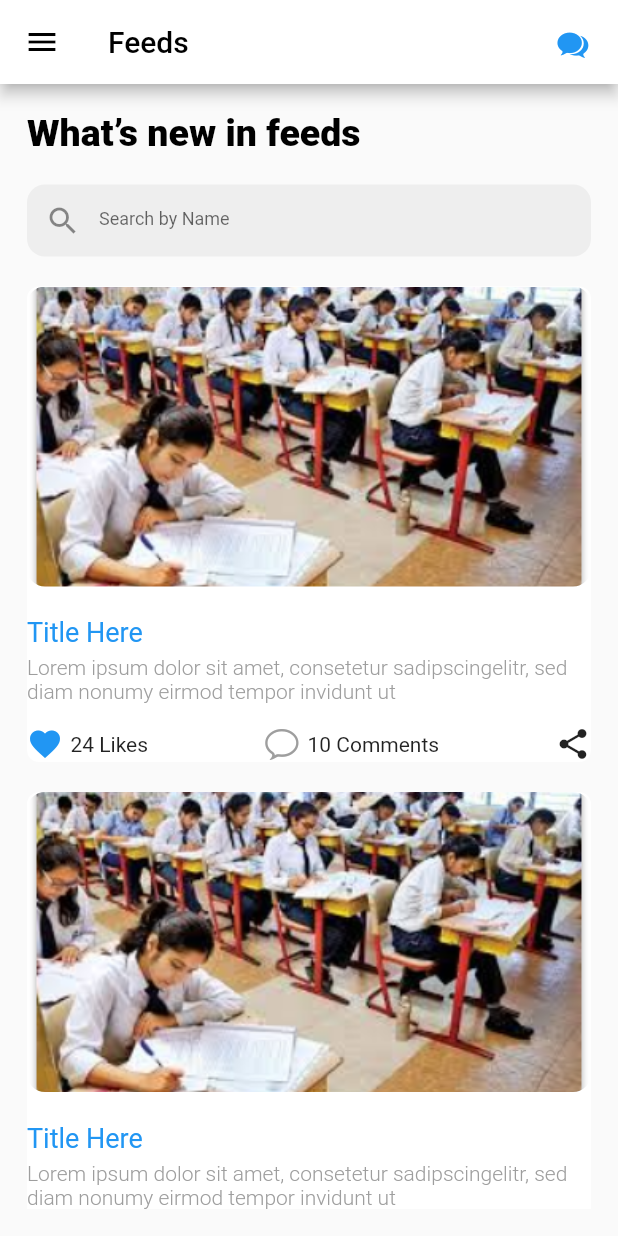
After one commit to AsadKhan261/cultivating, a Flutter app: the screen it shows after launch, after a tap on "Login", on a phone screen of 412 x 824 dp. The commit adds this screen. Run offline on Flutter 3.47's test engine with Material 2 defaults, Android fonts, the phone set to English and light mode, and no system bars.

Commit message:
home_screen added

```diff
--- /dev/null
+++ b/lib/screens/home_screen.dart
@@ -0,0 +1,214 @@
+import 'package:flutter/cupertino.dart';
+import 'package:flutter/material.dart';
+
+class HomeScreen extends StatelessWidget {
+  const HomeScreen({Key? key}) : super(key: key);
+
+  @override
+  Widget build(BuildContext context) {
+    return Scaffold(
+      appBar: AppBar(
+        backgroundColor: Colors.white,
+        title: const Text(
+          'Feeds',
+          style: TextStyle(color: Colors.black),
+        ),
+        leading: const Icon(
+          Icons.menu,
+          color: Colors.black,
+        ),
+        actions: const [
+          Padding(
+            padding: EdgeInsets.all(18),
+            child: Icon(
+              CupertinoIcons.chat_bubble_2_fill,
+              color: Colors.blue,
+            ),
+          )
+        ],
+      ),
+      body: Padding(
+        padding: const EdgeInsets.all(18.0),
+        child: SingleChildScrollView(
+          child: Column(crossAxisAlignment: CrossAxisAlignment.start,
+            children:  [
+              const Text(
+                'What’s new in feeds',
+                style: TextStyle(color: Colors.black, fontWeight: FontWeight.w800,
+                fontSize: 25.0),
+              ),
+              const SizedBox(height: 20,),
+              Container(
+                decoration: BoxDecoration(
+                  borderRadius: BorderRadius.circular(12),
+                  color: Colors.grey.shade200
+                ),
+                child: TextFormField(
+                  decoration: const InputDecoration(
+                    hintText: 'Search by Name',
+                    hintStyle: TextStyle(fontSize: 12),
+                    prefixIcon: Icon(Icons.search),
+                    border: InputBorder.none
+                  ),
+                ),
+              ),
+              const SizedBox(height: 20,),
+              Container(
+                width: MediaQuery.of(context).size.width,
+                decoration: BoxDecoration(
+                  borderRadius: BorderRadius.circular(8),
+                  color: Colors.white,
+                ),
+                child: Column(crossAxisAlignment: CrossAxisAlignment.start,
+                  children: [
+                    Container(
+                      height: 200,
+                      width: MediaQuery.of(context).size.width,
+                      decoration: BoxDecoration(
+                        image: const DecorationImage(
+                          image: AssetImage('assets/download.png'),fit: BoxFit.fitWidth
+                        ),
+                        borderRadius: BorderRadius.circular(12)
+                      ),
+                    ),
+                    const SizedBox(height: 20,),
+                    const Text('Title Here',style: TextStyle(color: Colors.blue,
+                    fontSize: 18
+                    ),),
+                    const SizedBox(height: 5,),
+                    const Text('Lorem ipsum dolor sit amet, consetetur sadipscingelitr, sed diam nonumy eirmod tempor invidunt ut',
+                    style: TextStyle(color: Colors.grey,
+                    fontSize: 14,
+                      fontWeight: FontWeight.w300
+                    ),
+
+                    ),
+                    const SizedBox(height: 15,),
+                    Row(mainAxisAlignment: MainAxisAlignment.spaceBetween,
+                      children: [
+                        Row(children: const [
+                          Icon(Icons.favorite,color: Colors.blue,),
+                          SizedBox(width: 5,),
+                          Text('24 Likes'),
+                        ],),
+                        Row(children: const [
+                          Icon(CupertinoIcons.chat_bubble,color: Colors.grey,),
+                          SizedBox(width: 5,),
+                          Text('10 Comments'),
+                        ],),
+                        Icon(Icons.share),
+                      ],
+                    )
+
+                  ],
+                ),
+              ),
+              SizedBox(height: 20,),
+              Container(
+                width: MediaQuery.of(context).size.width,
+                decoration: BoxDecoration(
+                  borderRadius: BorderRadius.circular(8),
+                  color: Colors.white,
+                ),
+                child: Column(crossAxisAlignment: CrossAxisAlignment.start,
+                  children: [
+                    Container(
+                      height: 200,
+                      width: MediaQuery.of(context).size.width,
+                      decoration: BoxDecoration(
+                          image: const DecorationImage(
+                              image: AssetImage('assets/download.png'),fit: BoxFit.fitWidth
+                          ),
+                          borderRadius: BorderRadius.circular(12)
+                      ),
+                    ),
+                    const SizedBox(height: 20,),
+                    const Text('Title Here',style: TextStyle(color: Colors.blue,
+                        fontSize: 18
+                    ),),
+                    const SizedBox(height: 5,),
+                    const Text('Lorem ipsum dolor sit amet, consetetur sadipscingelitr, sed diam nonumy eirmod tempor invidunt ut',
+                      style: TextStyle(color: Colors.grey,
+                          fontSize: 14,
+                          fontWeight: FontWeight.w300
+                      ),
+
+                    ),
+                    const SizedBox(height: 15,),
+                    Row(mainAxisAlignment: MainAxisAlignment.spaceBetween,
+                      children: [
+                        Row(children: const [
+                          Icon(Icons.favorite,color: Colors.blue,),
+                          SizedBox(width: 5,),
+                          Text('24 Likes'),
+                        ],),
+                        Row(children: const [
+                          Icon(CupertinoIcons.chat_bubble,color: Colors.grey,),
+                          SizedBox(width: 5,),
+                          Text('10 Comments'),
+                        ],),
+                        Icon(Icons.share),
+                      ],
+                    )
+
+                  ],
+                ),
+              ),
+              Container(
+                width: MediaQuery.of(context).size.width,
+                decoration: BoxDecoration(
+                  borderRadius: BorderRadius.circular(8),
+                  color: Colors.white,
+                ),
+                child: Column(crossAxisAlignment: CrossAxisAlignment.start,
+                  children: [
+                    Container(
+                      height: 200,
+                      width: MediaQuery.of(context).size.width,
+                      decoration: BoxDecoration(
+                          image: const DecorationImage(
+                              image: AssetImage('assets/download.png'),fit: BoxFit.fitWidth
+                          ),
+                          borderRadius: BorderRadius.circular(12)
+                      ),
+                    ),
+                    const SizedBox(height: 20,),
+                    const Text('Title Here',style: TextStyle(color: Colors.blue,
+                        fontSize: 18
+                    ),),
+                    const SizedBox(height: 5,),
+                    const Text('Lorem ipsum dolor sit amet, consetetur sadipscingelitr, sed diam nonumy eirmod tempor invidunt ut',
+                      style: TextStyle(color: Colors.grey,
+                          fontSize: 14,
+                          fontWeight: FontWeight.w300
+                      ),
+
+                    ),
+                    const SizedBox(height: 15,),
+                    Row(mainAxisAlignment: MainAxisAlignment.spaceBetween,
+                      children: [
+                        Row(children: const [
+                          Icon(Icons.favorite,color: Colors.blue,),
+                          SizedBox(width: 5,),
+                          Text('24 Likes'),
+                        ],),
+                        Row(children: const [
+                          Icon(CupertinoIcons.chat_bubble,color: Colors.grey,),
+                          SizedBox(width: 5,),
+                          Text('10 Comments'),
+                        ],),
+                        Icon(Icons.share),
+                      ],
+                    )
+
+                  ],
+                ),
+              ),
+
+            ],
+          ),
+        ),
+      ),
+    );
+  }
+}
--- a/lib/screens/login_screen.dart
+++ b/lib/screens/login_screen.dart
@@ -1,3 +1,4 @@
+import 'package:cultivating/screens/home_screen.dart';
 import 'package:cultivating/screens/register_screen.dart';
 import 'package:flutter/material.dart';
 
@@ -71,7 +72,12 @@ class LoginScreen extends StatelessWidget {
             const SizedBox(
               height: 20,
             ),
-            Container(
+            InkWell(
+              onTap: () {
+                Navigator.push(context,
+                    MaterialPageRoute(builder: (context) => HomeScreen()));
+              },
+              child: Container(
                 height: 50,
                 width: MediaQuery.of(context).size.width / 2,
                 decoration: BoxDecoration(
@@ -82,6 +88,7 @@ class LoginScreen extends StatelessWidget {
                   child: Text(
                     'Login',
                     style: TextStyle(color: Colors.white, fontSize: 18),
+                  ),
                 ),
               ),
             ),
--- a/lib/screens/splash_screen.dart
+++ b/lib/screens/splash_screen.dart
@@ -1,3 +1,38 @@
+// import 'dart:async';
+//
+// import 'package:cultivating/screens/login_screen.dart';
+// import 'package:flutter/material.dart';
+//
+// class SplashScreen extends StatefulWidget {
+//   const SplashScreen({Key? key}) : super(key: key);
+//
+//   @override
+//   State<SplashScreen> createState() => _SplashScreenState();
+// }
+//
+// class _SplashScreenState extends State<SplashScreen> {
+//   @override
+//   void initState() {
+//     // TODO: implement initState
+//     super.initState();
+//     Timer(Duration(seconds: 3), () {
+//       Navigator.push(
+//           context, MaterialPageRoute(builder: (context) => LoginScreen()));
+//     });
+//   }
+//
+//   @override
+//   Widget build(BuildContext context) {
+//     print('this is body');
+//     return Container(
+//       color: Colors.white,
+//       height: MediaQuery.of(context).size.height,
+//       width: MediaQuery.of(context).size.width,
+//       child: Image.asset('assets/logo.png'),
+//     );
+//   }
+// }
+
 import 'dart:async';
 
 import 'package:cultivating/screens/login_screen.dart';
@@ -15,15 +50,12 @@ class _SplashScreenState extends State<SplashScreen> {
   void initState() {
     // TODO: implement initState
     super.initState();
-    Timer(Duration(seconds: 3), () {
-      Navigator.push(
-          context, MaterialPageRoute(builder: (context) => LoginScreen()));
+    Timer(Duration(seconds: 3),(){
+      Navigator.push(context, MaterialPageRoute(builder: (context)=>LoginScreen()));
     });
   }
-
   @override
   Widget build(BuildContext context) {
-    print('this is body');
     return Container(
       color: Colors.white,
       height: MediaQuery.of(context).size.height,
```
Also changed, not shown: assets/download.png (added). Lines whose indentation alone changed are shown as unchanged.
